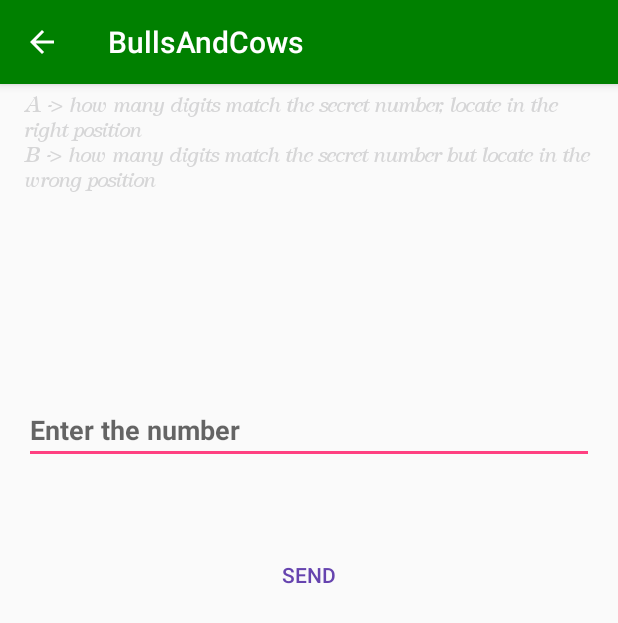
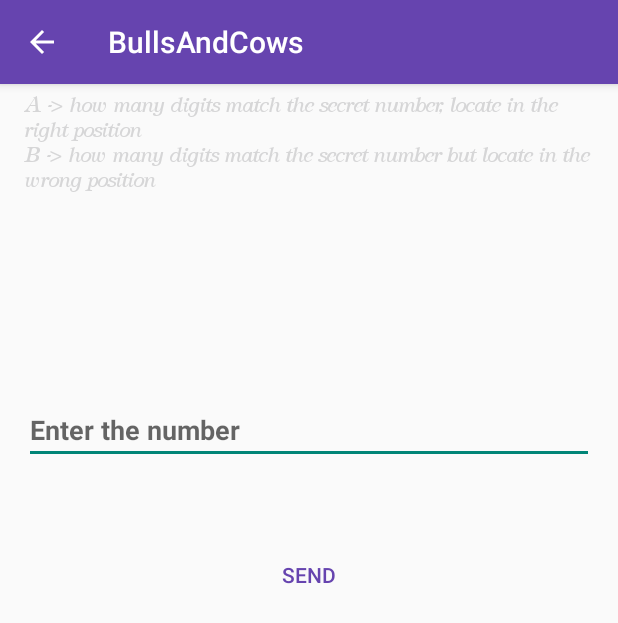
Before and after one commit to MariaCatalina/Android, an Android app: the StartGame screen opened directly, with no data from a screen before it, on a phone screen of 412 x 824 dp. Shown: the top 623 px of the screen. Run offline under Robolectric (Android 15) with nearby library versions, the phone set to English and light mode, and no system bars.

Commit message:
delete unused files

```diff
--- a/BullsAndCows/app/src/main/res/values/styles.xml
+++ b/BullsAndCows/app/src/main/res/values/styles.xml
@@ -3,9 +3,8 @@
     <!-- Base application theme. -->
     <style name="AppTheme" parent="Theme.AppCompat.Light.DarkActionBar">
         <!-- Customize your theme here. -->
-        <item name="colorPrimary">@color/green</item>
-        <item name="colorPrimaryDark">@color/colorPrimaryDark</item>
-        <item name="colorAccent">@color/colorAccent</item>
+        <item name="colorPrimary">@color/blue5</item>
+        <item name="colorPrimaryDark">@color/blue4</item>
     </style>
 
     <style name="AppTheme.NoActionBar">
```
Also changed, not shown: BullsAndCows/app/src/main/java/com/example/cata/bullsandcows/WinnersActivity.java (+2 -18 lines), BullsAndCows/app/src/main/java/com/example/cata/bullsandcows/MainActivity.java (line endings or trailing spaces).
